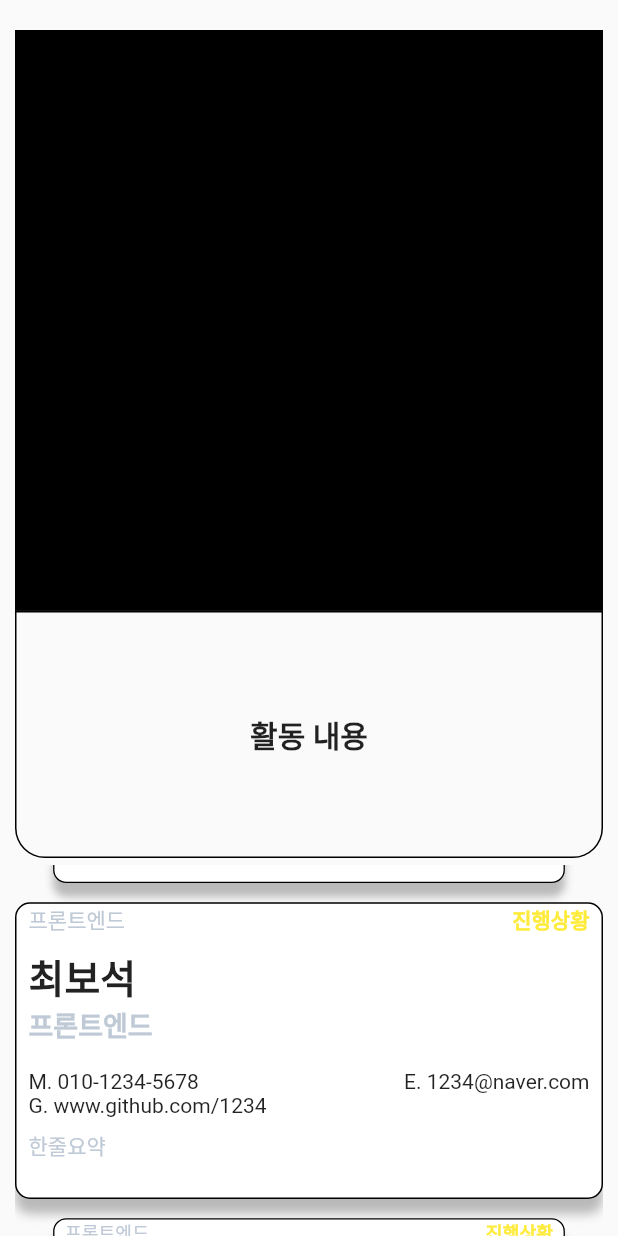
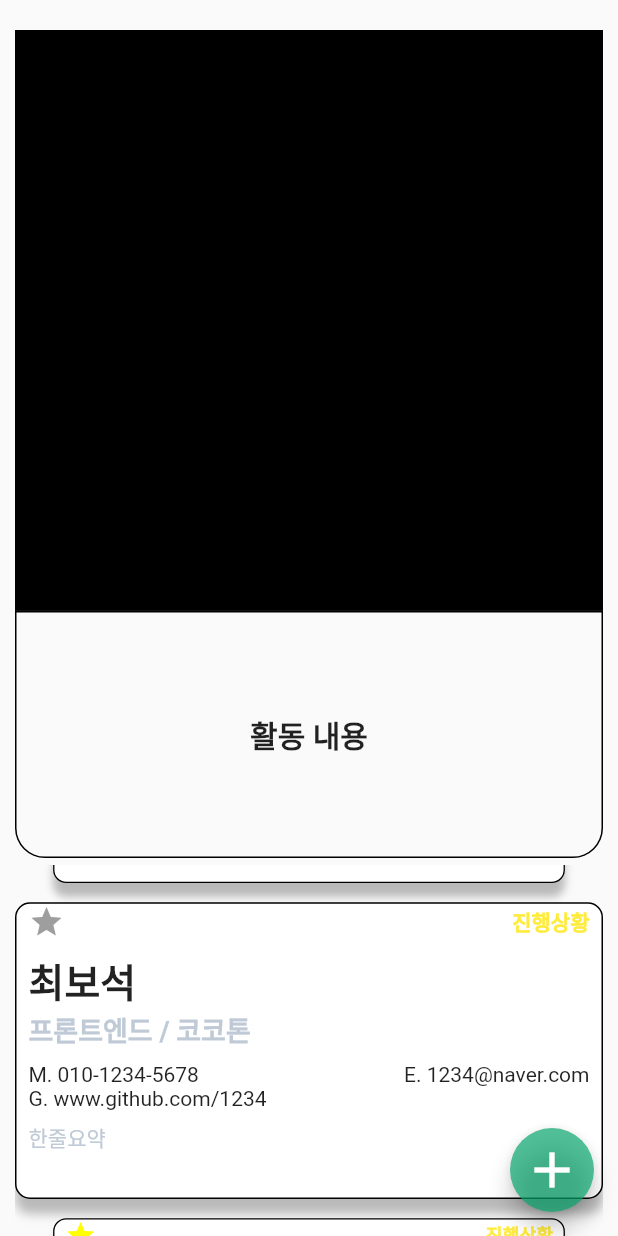
Before and after one commit to 2022-CoKothon-3355/Youth-PoCa, a Flutter app: the screen it shows after launch, on a phone screen of 412 x 824 dp. Run offline on Flutter 3.47's test engine with Material 2 defaults, Android fonts, the phone set to English and light mode, and no system bars; drawn by our look-alikes of carousel_slider.

Commit message:
PoCa Favorites Feat upload

```diff
--- a/Youth-Poca-Client/lib/commons/common_form_card.dart
+++ b/Youth-Poca-Client/lib/commons/common_form_card.dart
@@ -8,6 +8,7 @@ class CommonFormCard extends StatefulWidget {
   final activity;
   final progress;
   final description;
+  final isRepresent;
 
   const CommonFormCard(
       {required this.name,
@@ -16,11 +17,12 @@ class CommonFormCard extends StatefulWidget {
       required this.address,
       required this.activity,
       required this.progress,
-      required this.description});
+      required this.description,
+      required this.isRepresent});
 
   @override
-  State<CommonFormCard> createState() => _CommonFormCardState(
-      name, email, phoneNum, address, activity, progress, description);
+  State<CommonFormCard> createState() => _CommonFormCardState(name, email,
+      phoneNum, address, activity, progress, description, isRepresent);
 }
 
 class _CommonFormCardState extends State<CommonFormCard> {
@@ -31,8 +33,10 @@ class _CommonFormCardState extends State<CommonFormCard> {
   final activity;
   final progress;
   final description;
+  final isRepre;
+
   _CommonFormCardState(this.name, this.email, this.phoneNum, this.address,
-      this.activity, this.progress, this.description);
+      this.activity, this.progress, this.description, this.isRepre);
 
   @override
   Widget build(BuildContext context) {
@@ -61,14 +65,14 @@ class _CommonFormCardState extends State<CommonFormCard> {
           children: [
             Row(
               children: [
-                Text(
-                  "$activity",
-                  style: TextStyle(color: Color(0xFFBFCAD6)),
+                Icon(
+                  Icons.star,
+                  color: isRepre ? Colors.yellowAccent : Colors.grey,
                 ),
                 Spacer(),
                 Text(
                   "$progress",
-                  style: TextStyle(
+                  style: const TextStyle(
                       color: Colors.yellow, fontWeight: FontWeight.bold),
                 ),
               ],
@@ -85,7 +89,7 @@ class _CommonFormCardState extends State<CommonFormCard> {
                   fontSize: 18,
                   fontWeight: FontWeight.bold),
             ),
-            SizedBox(height: Mheight * 0.02),
+            SizedBox(height: Mheight * 0.01),
             Row(
               children: [
                 Text("M. ${phoneNum}"),
--- a/Youth-Poca-Client/lib/components/card_slider.dart
+++ b/Youth-Poca-Client/lib/components/card_slider.dart
@@ -15,9 +15,11 @@ class _CardSliderState extends State<CardSlider> {
     const email = "1234@naver.com";
     const phoneNum = "010-1234-5678";
     const address = "www.github.com/1234";
-    const activity = "프론트엔드";
+    const activity = "프론트엔드 / 코코톤";
     const progress = "진행상황";
     const description = "한줄요약";
+    final isRepre = false;
+
     List<Widget> pocaNum = [
       CommonFormCard(
           name: name,
@@ -26,7 +28,8 @@ class _CardSliderState extends State<CardSlider> {
           description: description,
           email: email,
           phoneNum: phoneNum,
-          progress: progress),
+          progress: progress,
+          isRepresent: isRepre),
       CommonFormCard(
         name: name,
         activity: activity,
@@ -34,7 +37,19 @@ class _CardSliderState extends State<CardSlider> {
         description: description,
         email: email,
         phoneNum: phoneNum,
-          progress: progress),
+        progress: progress,
+        isRepresent: !isRepre,
+      ),
+      CommonFormCard(
+        name: name,
+        activity: activity,
+        address: address,
+        description: description,
+        email: email,
+        phoneNum: phoneNum,
+        progress: progress,
+        isRepresent: false,
+      ),
     ];
     return Padding(
       padding: const EdgeInsets.symmetric(horizontal: 10),
--- a/Youth-Poca-Client/lib/pages/main_page.dart
+++ b/Youth-Poca-Client/lib/pages/main_page.dart
@@ -1,6 +1,7 @@
 import 'package:flutter/material.dart';
 import 'package:youth_poca/commons/common_form_card.dart';
 import 'package:youth_poca/components/card_slider.dart';
+import 'package:youth_poca/pages/write_page.dart';
 
 import '../components/portfolio.dart';
 
@@ -27,6 +28,17 @@ class MainPage extends StatelessWidget {
           CardSlider(),
         ],
       ),
+      floatingActionButton: FloatingActionButton(
+        onPressed: () {
+          Navigator.of(context).push(
+            MaterialPageRoute(
+              builder: (context) => WritePage(),
+            ),
+          );
+        },
+        backgroundColor: Color(0xAF06A66C),
+        child: Icon(Icons.add, size: 40),
+      ),
     );
   }
 }
```
Lines whose indentation alone changed are shown as unchanged.
